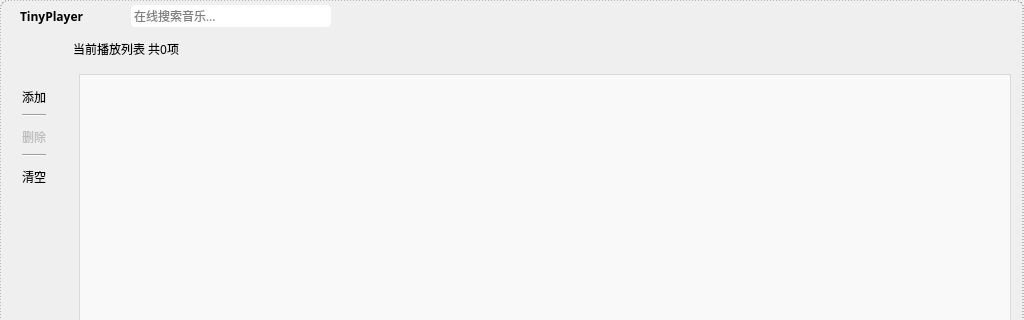
This is src/playerwindow.ui in Remaker01/TinyPlayer as Qt 5 draws it before an edit; both pictures show x 0 to 1024 and y 0 to 320 of the 1024 by 683 pixel window. The edited form follows.
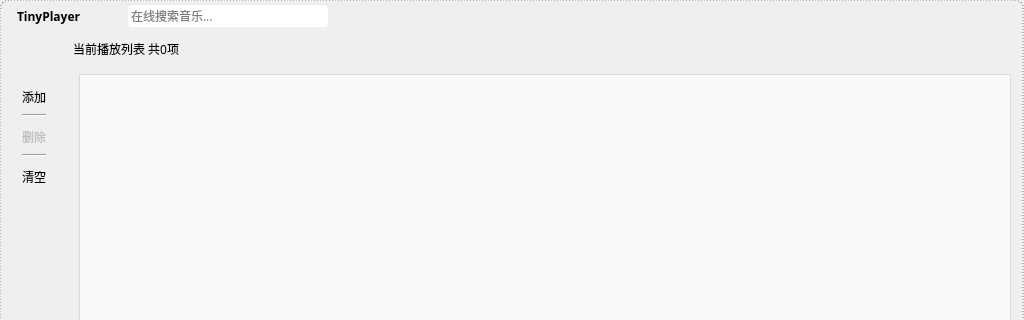
This is the edited form. Icons and pictures are not drawn. Custom widgets are drawn as their Qt base class.

The edit to the form file:
```diff
--- a/src/playerwindow.ui
+++ b/src/playerwindow.ui
@@ -508,7 +508,7 @@
      </property>
      <layout class="QHBoxLayout" name="horizontalLayout_4">
       <property name="leftMargin">
-       <number>3</number>
+       <number>0</number>
       </property>
       <property name="topMargin">
        <number>0</number>
```
